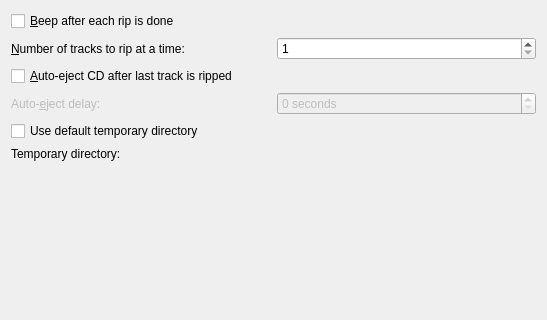
The window that ripconfig.ui (KDE/kaudiocreator) describes before a commit, drawn with Qt 5; both pictures show x 0 to 547 and y 0 to 320 of the 547 by 526 pixel window.
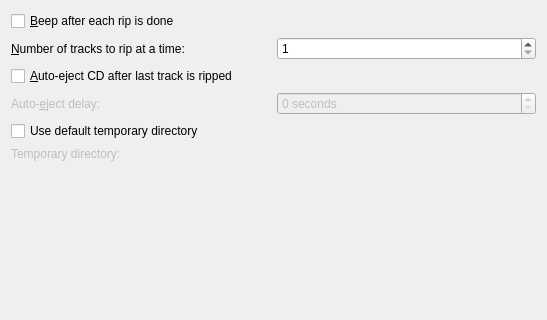
The same window after the commit. Custom widgets are drawn as their Qt base class.

```diff
--- a/ripconfig.ui
+++ b/ripconfig.ui
@@ -125,6 +125,9 @@
     <layout class="QHBoxLayout" >
      <item>
       <widget class="QLabel" name="temporaryDirectoryLabel" >
+       <property name="enabled" >
+        <bool>false</bool>
+       </property>
        <property name="text" >
         <string>Temporary directory:</string>
        </property>
```
Left out of the diff: 6 changed lines with no effect on the pictures.
